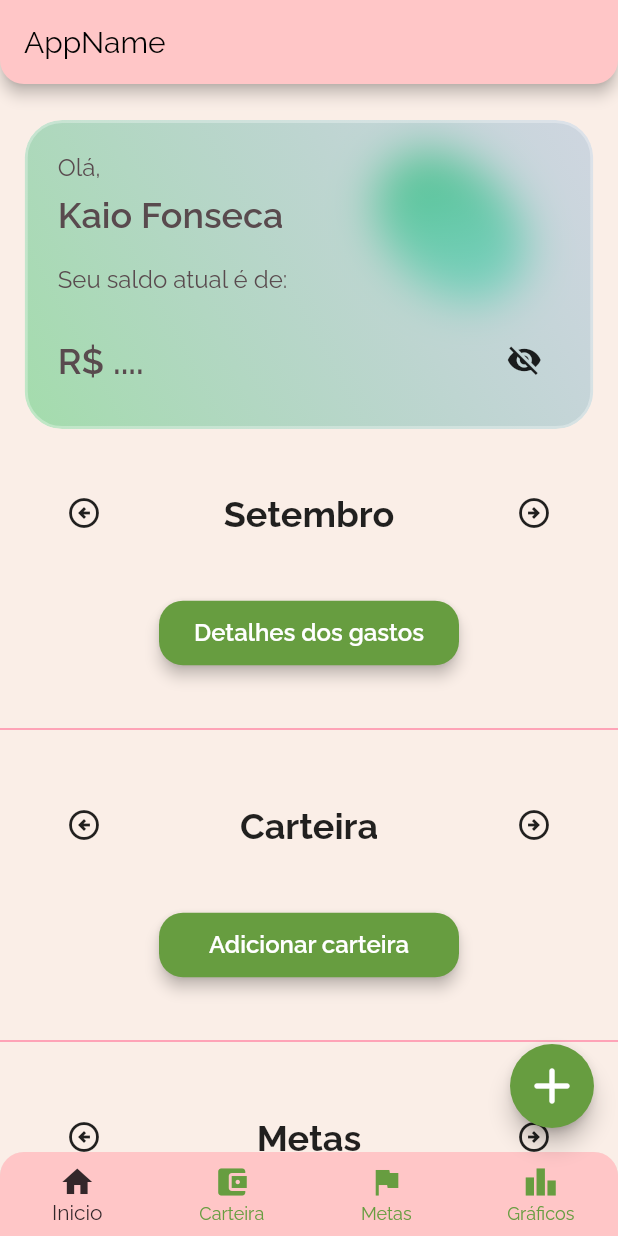
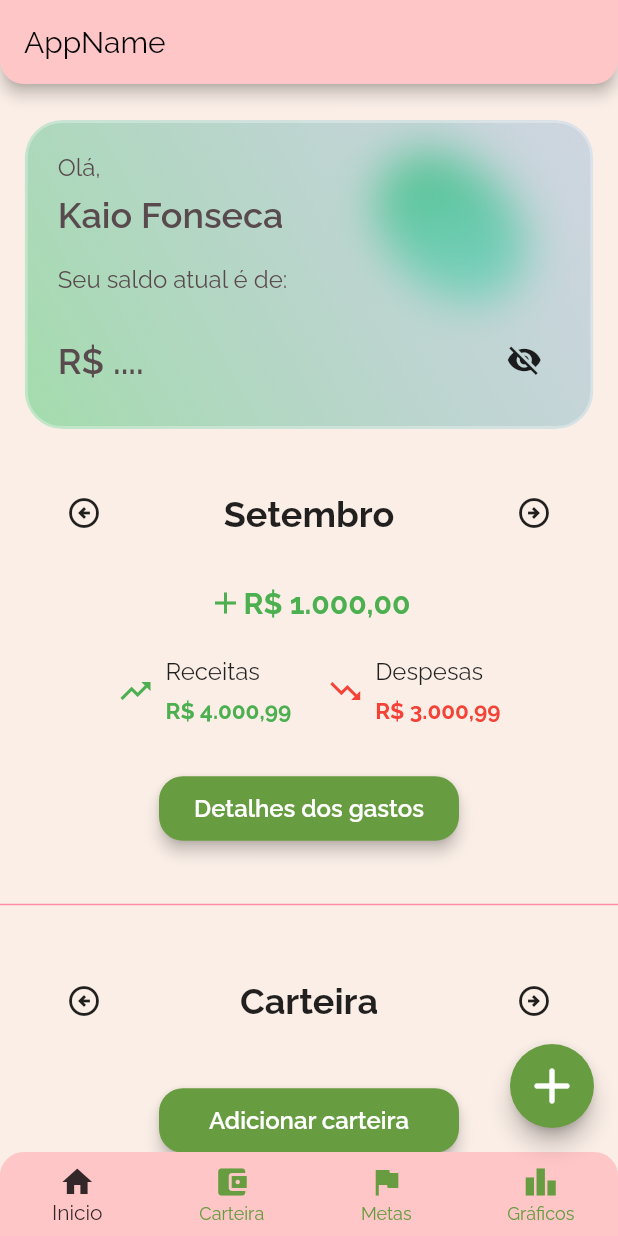
Before and after one commit to proz-tecnologia/PIT01GP06, a Flutter app: the screen it shows after launch, on a phone screen of 412 x 824 dp. Run offline on Flutter 3.47's test engine with Material 2 defaults, Android fonts, the phone set to English and light mode, and no system bars.

Commit message:
add CardSummary widget

```diff
--- a/lib/pages/home/home_screen.dart
+++ b/lib/pages/home/home_screen.dart
@@ -1,6 +1,7 @@
 import 'package:flutter/material.dart';
 import 'package:projeto_final_flutter/pages/home/components/animated_fab.dart';
 import 'package:projeto_final_flutter/pages/home/components/bottonbar.dart';
+import 'package:projeto_final_flutter/pages/home/components/card_monthlysummary.dart';
 import 'package:projeto_final_flutter/pages/home/components/divider_widget.dart';
 import 'package:projeto_final_flutter/pages/home/components/glassmorfism_card.dart';
 import 'package:projeto_final_flutter/pages/home/components/metas_card.dart';
@@ -45,6 +46,14 @@ class HomeScreen extends StatelessWidget {
                     title: 'Setembro',
                     onBackButtonPressed: () {},
                     onForwardButtonPressed: () {}),
+              ),
+              const SizedBox(
+                height: 24,
+              ),
+              const CardSummary(
+                balance: '1.000,00',
+                revenues: '4.000,99',
+                expenses: '3.000,99',
               ),
               const SizedBox(
                 height: 32,
```
